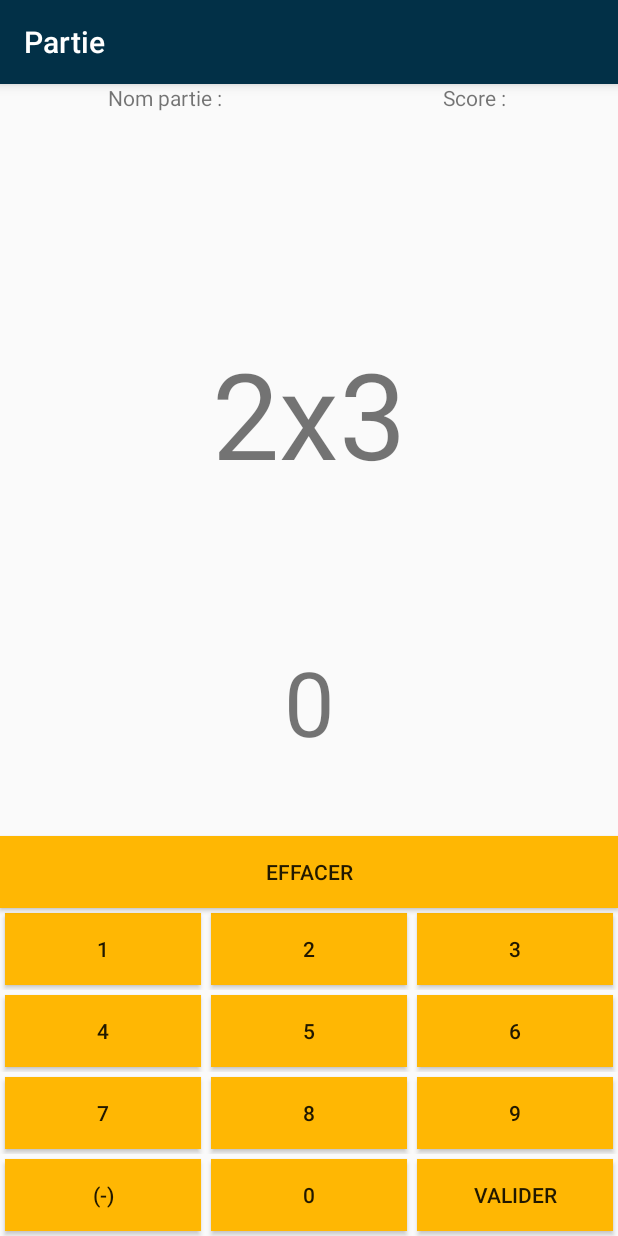
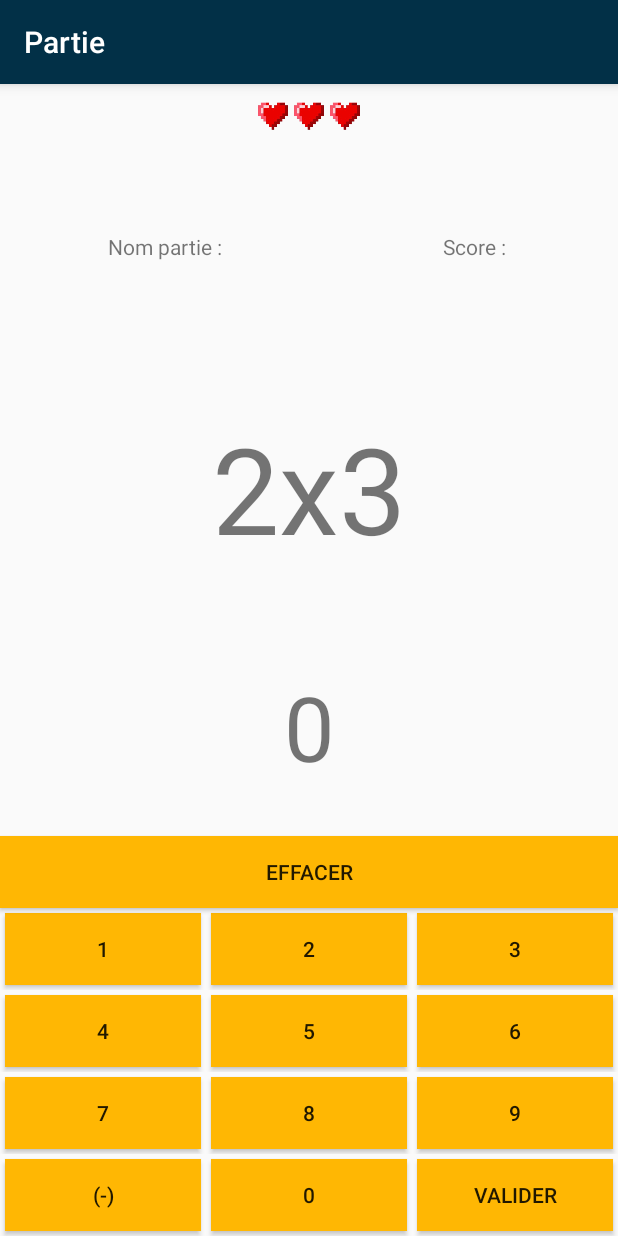
Before and after one commit to ETS-Android2/ProjetAndroidApplication, an Android app: the layout activity_game.xml on its own in the app's theme, with its tools: preview values and no code run, on a phone screen of 412 x 824 dp. Run offline under Robolectric (Android 15) with nearby library versions, the phone set to English and light mode, and no system bars.

Commit message:
coeur + activityGame fonctionnel
ajout des coeurs et reglage fonctionnel

```diff
--- a/CodeProjet/app/src/main/res/layout/activity_end.xml
+++ b/CodeProjet/app/src/main/res/layout/activity_end.xml
@@ -7,8 +7,8 @@
     tools:context=".EndActivity">
 
     <LinearLayout
-        android:layout_width="409dp"
-        android:layout_height="729dp"
+        android:layout_width="match_parent"
+        android:layout_height="match_parent"
         android:orientation="vertical"
         tools:layout_editor_absoluteX="1dp"
         tools:layout_editor_absoluteY="1dp"
--- a/CodeProjet/app/src/main/res/layout/activity_game.xml
+++ b/CodeProjet/app/src/main/res/layout/activity_game.xml
@@ -17,6 +17,39 @@
         android:layout_height="match_parent"
         android:orientation="vertical"
         android:layout_marginTop="55dp">
+
+        <LinearLayout
+            android:layout_width="wrap_content"
+            android:layout_height="wrap_content"
+            android:layout_gravity="center"
+            android:layout_marginTop="10dp"
+            android:layout_weight="1"
+            android:orientation="horizontal">
+
+            <ImageView
+                android:id="@+id/imageView0"
+                android:layout_width="20dp"
+                android:layout_height="20dp"
+                android:layout_weight="1"
+                android:layout_margin="2dp"
+                app:srcCompat="@drawable/coeur_plein" />
+
+            <ImageView
+                android:id="@+id/imageView1"
+                android:layout_width="20dp"
+                android:layout_height="20dp"
+                android:layout_weight="1"
+                android:layout_margin="2dp"
+                app:srcCompat="@drawable/coeur_plein" />
+
+            <ImageView
+                android:id="@+id/imageView2"
+                android:layout_width="20dp"
+                android:layout_height="20dp"
+                android:layout_weight="1"
+                android:layout_margin="2dp"
+                app:srcCompat="@drawable/coeur_plein" />
+        </LinearLayout>
 
         <LinearLayout
             android:layout_width="match_parent"
```
Also changed, not shown: CodeProjet/app/src/main/java/com/example/applicationcalculmental/GameActivity.java (+48 -25 lines), CodeProjet/app/src/main/res/drawable/coeur_plein.png (added), CodeProjet/app/src/main/res/drawable/coeur_vide.png (added).
